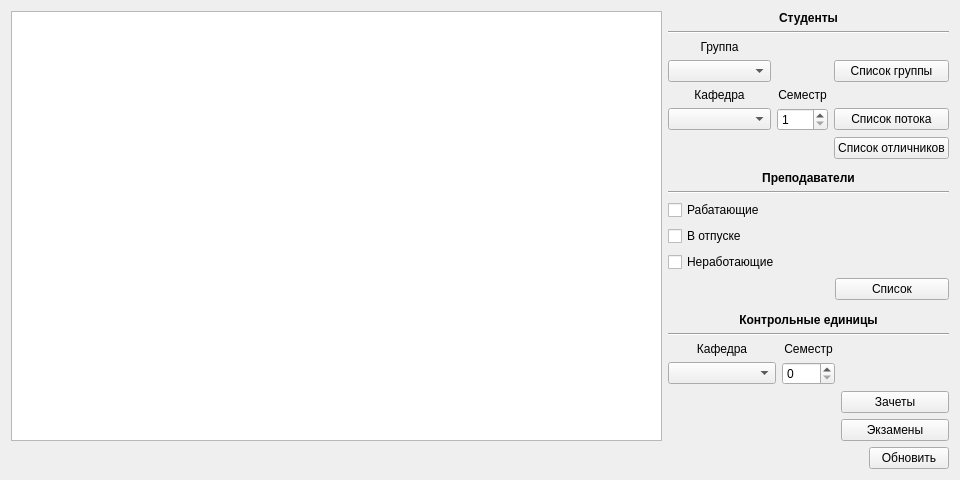
This is listswindow.ui in muzzy404/DeanOffice-database-course-work as Qt 5 draws it before an edit. The edited form follows.
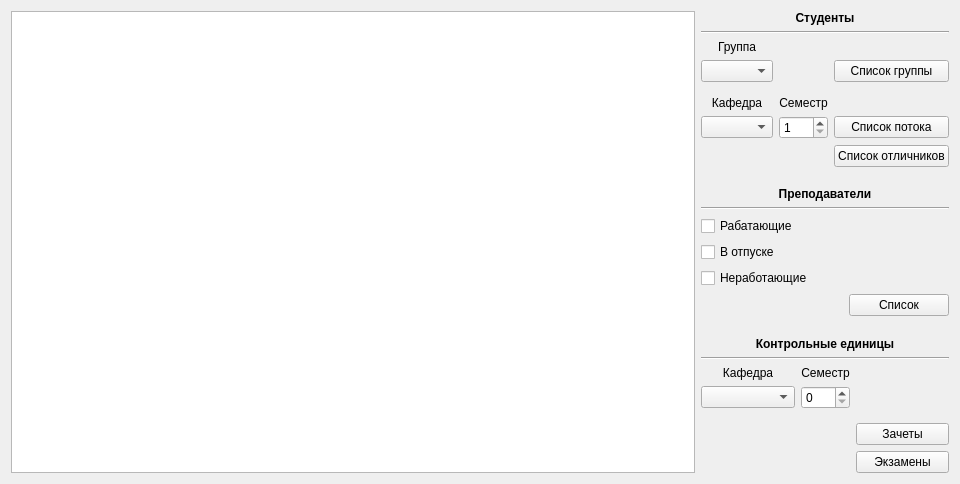
This is the edited form.

What changed in the file:
```diff
--- a/listswindow.ui
+++ b/listswindow.ui
@@ -7,62 +7,13 @@
     <x>0</x>
     <y>0</y>
     <width>960</width>
-    <height>480</height>
+    <height>484</height>
    </rect>
   </property>
   <property name="windowTitle">
    <string>Списки</string>
   </property>
-  <layout class="QGridLayout" name="gridLayout_4" columnstretch="10,3,1">
-   <item row="5" column="2">
-    <widget class="QPushButton" name="btnRefresh">
-     <property name="text">
-      <string>Обновить</string>
-     </property>
-    </widget>
-   </item>
-   <item row="1" column="2">
-    <spacer name="verticalSpacer_3">
-     <property name="orientation">
-      <enum>Qt::Vertical</enum>
-     </property>
-     <property name="sizeHint" stdset="0">
-      <size>
-       <width>20</width>
-       <height>40</height>
-      </size>
-     </property>
-    </spacer>
-   </item>
-   <item row="3" column="2">
-    <spacer name="verticalSpacer_4">
-     <property name="orientation">
-      <enum>Qt::Vertical</enum>
-     </property>
-     <property name="sizeHint" stdset="0">
-      <size>
-       <width>20</width>
-       <height>40</height>
-      </size>
-     </property>
-    </spacer>
-   </item>
-   <item row="0" column="0" rowspan="5">
-    <widget class="QTableView" name="tableViewDataSpace"/>
-   </item>
-   <item row="5" column="1">
-    <spacer name="horizontalSpacer_4">
-     <property name="orientation">
-      <enum>Qt::Horizontal</enum>
-     </property>
-     <property name="sizeHint" stdset="0">
-      <size>
-       <width>40</width>
-       <height>20</height>
-      </size>
-     </property>
-    </spacer>
-   </item>
+  <layout class="QGridLayout" name="gridLayout_4" columnstretch="10,3,0">
    <item row="4" column="1" colspan="2">
     <layout class="QGridLayout" name="gridLayout_3" columnstretch="2,1,2">
      <item row="3" column="0">
@@ -156,87 +107,6 @@
      </item>
     </layout>
    </item>
-   <item row="2" column="1" colspan="2">
-    <layout class="QGridLayout" name="gridLayout_2" columnstretch="3,1,1">
-     <item row="5" column="0">
-      <widget class="QCheckBox" name="tchCheckBoxLeave">
-       <property name="text">
-        <string>Неработающие</string>
-       </property>
-      </widget>
-     </item>
-     <item row="1" column="0" colspan="3">
-      <widget class="Line" name="line_2">
-       <property name="orientation">
-        <enum>Qt::Horizontal</enum>
-       </property>
-      </widget>
-     </item>
-     <item row="0" column="0" colspan="3">
-      <widget class="QLabel" name="label_5">
-       <property name="font">
-        <font>
-         <weight>75</weight>
-         <bold>true</bold>
-        </font>
-       </property>
-       <property name="text">
-        <string>Преподаватели</string>
-       </property>
-       <property name="alignment">
-        <set>Qt::AlignCenter</set>
-       </property>
-      </widget>
-     </item>
-     <item row="4" column="0">
-      <widget class="QCheckBox" name="tchCheckBoxVacation">
-       <property name="text">
-        <string>В отпуске</string>
-       </property>
-      </widget>
-     </item>
-     <item row="2" column="1">
-      <spacer name="horizontalSpacer">
-       <property name="orientation">
-        <enum>Qt::Horizontal</enum>
-       </property>
-       <property name="sizeHint" stdset="0">
-        <size>
-         <width>40</width>
-         <height>20</height>
-        </size>
-       </property>
-      </spacer>
-     </item>
-     <item row="2" column="2">
-      <spacer name="horizontalSpacer_2">
-       <property name="orientation">
-        <enum>Qt::Horizontal</enum>
-       </property>
-       <property name="sizeHint" stdset="0">
-        <size>
-         <width>40</width>
-         <height>20</height>
-        </size>
-       </property>
-      </spacer>
-     </item>
-     <item row="2" column="0">
-      <widget class="QCheckBox" name="tchCheckBoxWorking">
-       <property name="text">
-        <string>Рабатающие</string>
-       </property>
-      </widget>
-     </item>
-     <item row="6" column="1" colspan="2">
-      <widget class="QPushButton" name="tchBtnList">
-       <property name="text">
-        <string>Список</string>
-       </property>
-      </widget>
-     </item>
-    </layout>
-   </item>
    <item row="0" column="1" colspan="2">
     <layout class="QGridLayout" name="gridLayout" columnstretch="2,1,2">
      <item row="4" column="0" colspan="3">
@@ -350,6 +220,116 @@
      </item>
     </layout>
    </item>
+   <item row="1" column="2">
+    <spacer name="verticalSpacer_3">
+     <property name="orientation">
+      <enum>Qt::Vertical</enum>
+     </property>
+     <property name="sizeHint" stdset="0">
+      <size>
+       <width>20</width>
+       <height>40</height>
+      </size>
+     </property>
+    </spacer>
+   </item>
+   <item row="3" column="2">
+    <spacer name="verticalSpacer_4">
+     <property name="orientation">
+      <enum>Qt::Vertical</enum>
+     </property>
+     <property name="sizeHint" stdset="0">
+      <size>
+       <width>20</width>
+       <height>40</height>
+      </size>
+     </property>
+    </spacer>
+   </item>
+   <item row="0" column="0" rowspan="5">
+    <widget class="QTableView" name="tableViewDataSpace"/>
+   </item>
+   <item row="2" column="1" colspan="2">
+    <layout class="QGridLayout" name="gridLayout_2" columnstretch="3,1,1">
+     <item row="5" column="0">
+      <widget class="QCheckBox" name="tchCheckBoxLeave">
+       <property name="text">
+        <string>Неработающие</string>
+       </property>
+      </widget>
+     </item>
+     <item row="1" column="0" colspan="3">
+      <widget class="Line" name="line_2">
+       <property name="orientation">
+        <enum>Qt::Horizontal</enum>
+       </property>
+      </widget>
+     </item>
+     <item row="0" column="0" colspan="3">
+      <widget class="QLabel" name="label_5">
+       <property name="font">
+        <font>
+         <weight>75</weight>
+         <bold>true</bold>
+        </font>
+       </property>
+       <property name="text">
+        <string>Преподаватели</string>
+       </property>
+       <property name="alignment">
+        <set>Qt::AlignCenter</set>
+       </property>
+      </widget>
+     </item>
+     <item row="4" column="0">
+      <widget class="QCheckBox" name="tchCheckBoxVacation">
+       <property name="text">
+        <string>В отпуске</string>
+       </property>
+      </widget>
+     </item>
+     <item row="2" column="1">
+      <spacer name="horizontalSpacer">
+       <property name="orientation">
+        <enum>Qt::Horizontal</enum>
+       </property>
+       <property name="sizeHint" stdset="0">
+        <size>
+         <width>40</width>
+         <height>20</height>
+        </size>
+       </property>
+      </spacer>
+     </item>
+     <item row="2" column="2">
+      <spacer name="horizontalSpacer_2">
+       <property name="orientation">
+        <enum>Qt::Horizontal</enum>
+       </property>
+       <property name="sizeHint" stdset="0">
+        <size>
+         <width>40</width>
+         <height>20</height>
+        </size>
+       </property>
+      </spacer>
+     </item>
+     <item row="2" column="0">
+      <widget class="QCheckBox" name="tchCheckBoxWorking">
+       <property name="text">
+        <string>Рабатающие</string>
+       </property>
+      </widget>
+     </item>
+     <item row="6" column="1" colspan="2">
+      <widget class="QPushButton" name="tchBtnList">
+       <property name="text">
+        <string>Список</string>
+       </property>
+      </widget>
+     </item>
+    </layout>
+   </item>
   </layout>
  </widget>
  <resources/>
```
